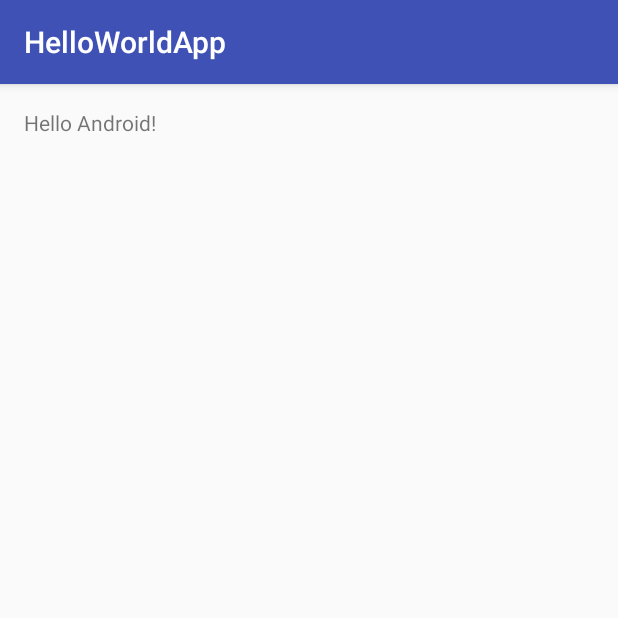
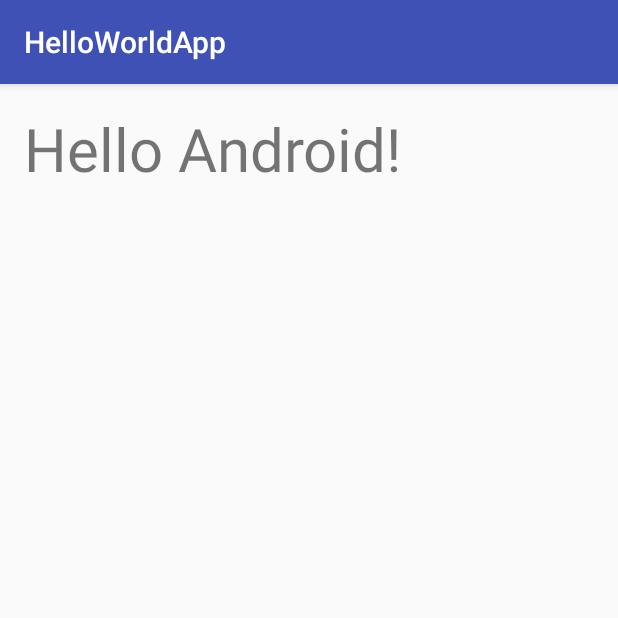
Before and after one commit to asano2016/HelloAndroidApp, an Android app: the screen it shows after launch (MainActivity), on a phone screen of 412 x 824 dp, the top half of it. Run offline under Robolectric (Android 15) with nearby library versions, the phone set to English and light mode, and no system bars.

Commit message:
"Hello, Android!" の文字サイズを40へ変更

```diff
--- a/app/src/main/res/layout/activity_main.xml
+++ b/app/src/main/res/layout/activity_main.xml
@@ -13,5 +13,6 @@
     <TextView
         android:layout_width="wrap_content"
         android:layout_height="wrap_content"
-        android:text="Hello Android!" />
+        android:text="Hello Android!"
+        android:textSize="40dp" />
 </LinearLayout>
```
